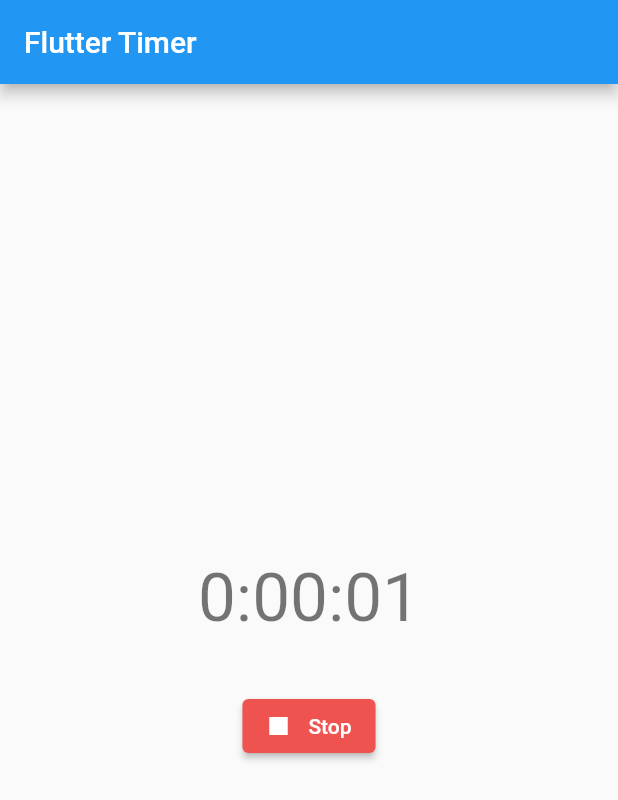
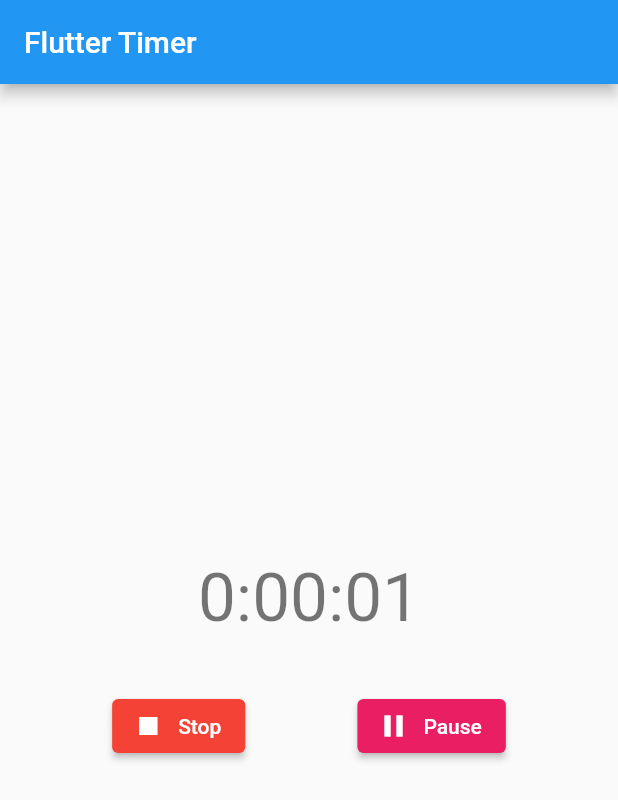
Before and after one commit to anoop-tm/flutter_bloc_timer, a Flutter app: the screen it shows after launch, after a tap on "Start", on a phone screen of 412 x 824 dp. Shown: the top 800 px of the screen. Run offline on Flutter 3.47's test engine with Material 2 defaults, Android fonts, the phone set to English and light mode, and no system bars; our stand-ins replace bloc, equatable, flutter_bloc.

Commit message:
Add resume and pause feature

```diff
--- a/lib/modules/timer/bloc/timer_event.dart
+++ b/lib/modules/timer/bloc/timer_event.dart
@@ -22,3 +22,13 @@ class TimerTicked extends TimerEvent {
 class TimerStopped extends TimerEvent {
   const TimerStopped();
 }
+
+class TimerPaused extends TimerEvent {
+  final Duration duration;
+  const TimerPaused(this.duration);
+}
+
+class TimerResumed extends TimerEvent {
+  final Duration duration;
+  const TimerResumed(this.duration);
+}
--- a/lib/modules/timer/bloc/timer_state.dart
+++ b/lib/modules/timer/bloc/timer_state.dart
@@ -16,3 +16,10 @@ class TimerInitial extends TimerState {
 class TimerRunning extends TimerState {
   const TimerRunning(Duration duration) : super(duration);
 }
+
+class TimerPause extends TimerState {
+  const TimerPause(Duration duration) : super(duration);
+
+  @override
+  List<Object> get props => [duration];
+}
--- a/lib/modules/timer/views/timer_view.dart
+++ b/lib/modules/timer/views/timer_view.dart
@@ -52,9 +52,27 @@ class _Buttons extends StatelessWidget {
                 },
                 icon: const Icon(Icons.stop),
                 label: const Text('Stop'),
-                style: ElevatedButton.styleFrom(primary: Colors.red.shade400),
+                style: ElevatedButton.styleFrom(primary: Colors.red),
               ),
-            ]
+              ElevatedButton.icon(
+                onPressed: () {
+                  context.read<TimerBloc>().add(TimerPaused(state.duration));
+                },
+                icon: const Icon(Icons.pause),
+                label: const Text('Pause'),
+                style: ElevatedButton.styleFrom(primary: Colors.pink),
+              ),
+            ],
+            if (state is TimerPause) ...[
+              ElevatedButton.icon(
+                onPressed: () {
+                  context.read<TimerBloc>().add(TimerResumed(state.duration));
+                },
+                icon: const Icon(Icons.play_arrow),
+                label: const Text('Resume'),
+                style: ElevatedButton.styleFrom(primary: Colors.green),
+              ),
+            ],
           ],
         );
       },
```
Also changed, not shown: lib/modules/timer/bloc/timer_bloc.dart (+10 -0 lines).
